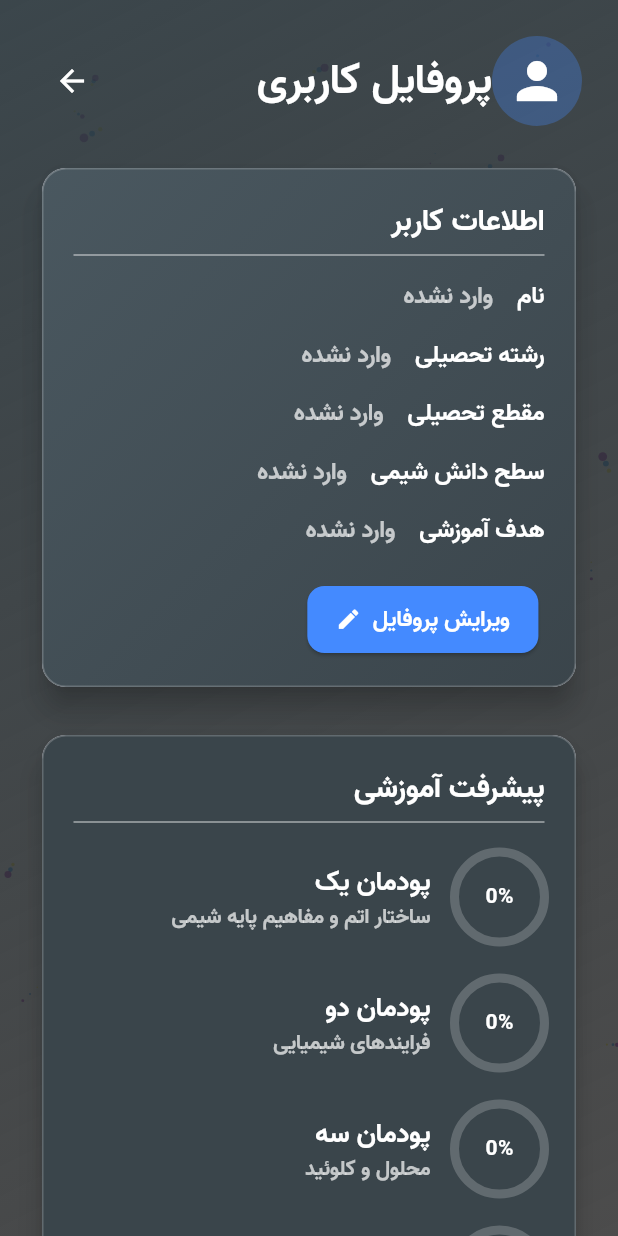
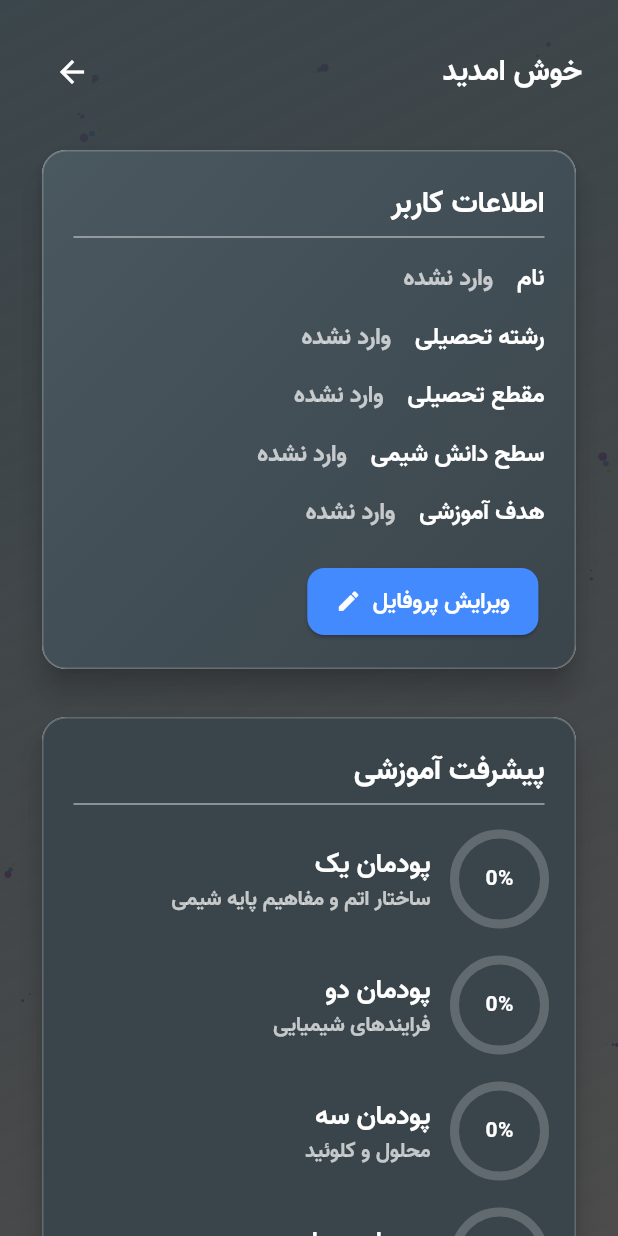
Before and after one commit to Mohamad-2008/chemistry, a Flutter app: the ProfileScreen screen opened by its route, on a phone screen of 412 x 824 dp. Run offline on Flutter 3.47's test engine with Material 3 defaults, Android fonts, the phone set to English and light mode, and no system bars; our stand-ins replace dio, dropdown_button2, flutter_chat_types, flutter_chat_ui, just_audio, lottie and 1 more; accounts and stored records are empty.

Commit message:
version 0.1

```diff
--- a/devtools_options.yaml
+++ b/devtools_options.yaml
@@ -1,3 +1,5 @@
 description: This file stores settings for Dart & Flutter DevTools.
 documentation: https://docs.flutter.dev/tools/devtools/extensions#configure-extension-enablement-states
 extensions:
+  - provider: true
+  - shared_preferences: true
--- a/lib/features/periodic_table/presentation/screens/profile_screen.dart
+++ b/lib/features/periodic_table/presentation/screens/profile_screen.dart
@@ -134,25 +134,19 @@ class _ProfileScreenState extends State<ProfileScreen>
           onPressed: () => Navigator.pop(context),
         ),
         Expanded(
+          child: Align(
+            alignment: Alignment.centerRight,
             child: Text(
-            'پروفایل کاربری${provider.userName != null ? ': ${provider.userName}' : ''}',
+              'خوش امدید ${provider.userName != null ? ' ${provider.userName} :' : ''}',
               style: const TextStyle(
                 color: Colors.white,
-              fontSize: 28,
+                fontSize: 20,
                 fontWeight: FontWeight.bold,
                 fontFamily: 'Vazir',
               ),
               textDirection: TextDirection.rtl,
               textAlign: TextAlign.right,
             ),
-        ),
-        CircleAvatar(
-          radius: 30,
-          backgroundColor: Colors.blueAccent.withOpacity(0.3),
-          child: const Icon(
-            Icons.person,
-            size: 40,
-            color: Colors.white,
           ),
         ),
       ],
```
Also changed, not shown: lib/features/chat_bot/data/services/chat_bot_service.dart (+55 -43 lines), pubspec.yaml (+6 -3 lines), assets/images/Logo.jpg (added), assets/images/Logo.png (added), pubspec.lock, 33 other files. Lines whose indentation alone changed are shown as unchanged.
